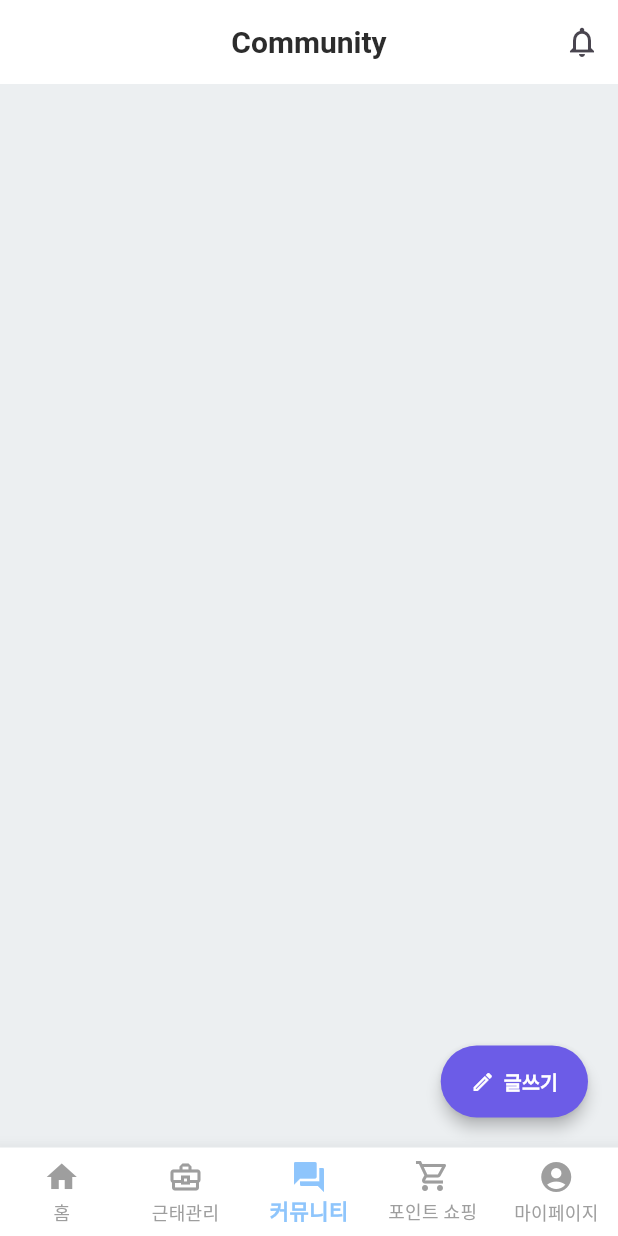
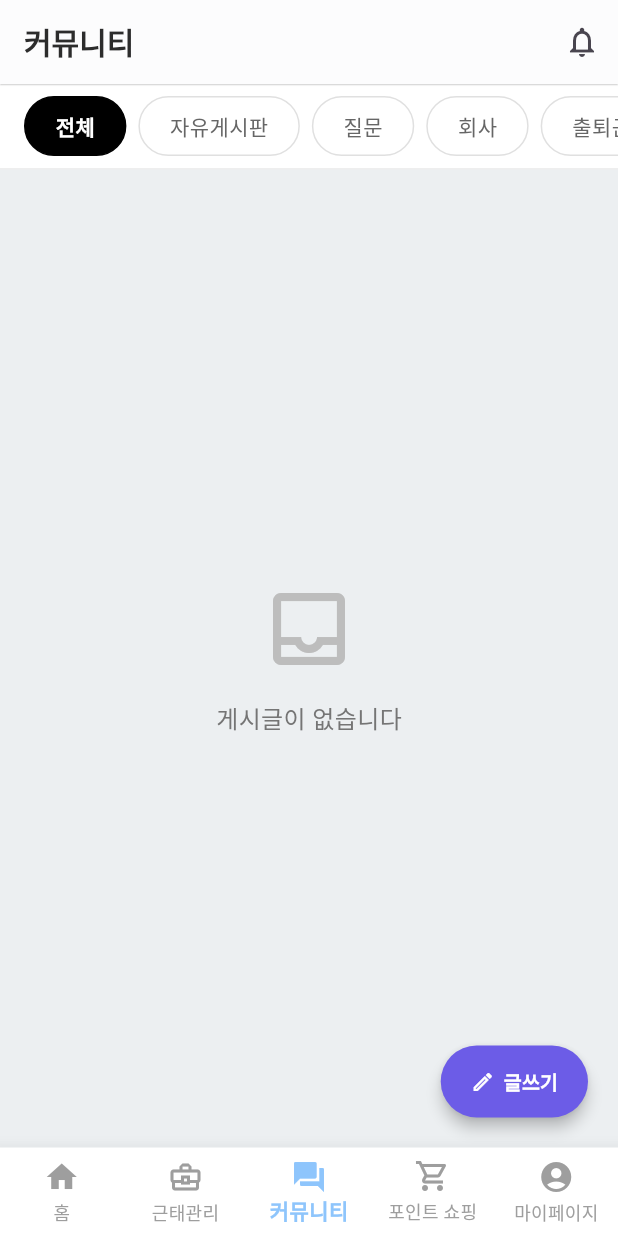
Before and after one commit to GangOn0215/commute_mate, a Flutter app: the CommunityScreen screen opened by its route, on a phone screen of 412 x 824 dp. Run offline on Flutter 3.47's test engine with Material 3 defaults, Android fonts, the phone set to English and light mode, and no system bars; our stand-ins replace dio, fl_chart, flutter_dotenv, fluttertoast, go_router, image_picker and 5 more; missing offline and left inert: kakao_flutter_sdk, photo_manager; accounts and stored records are empty; network calls fail.

Commit message:
[ u ] 카테고리 한글로 변경, ui 변경, 상단 카테고리 추가

```diff
--- a/flutter-app/lib/screens/community/community_form.dart
+++ b/flutter-app/lib/screens/community/community_form.dart
@@ -17,14 +17,16 @@ class _CommunityFormState extends State<CommunityForm> {
   TextEditingController contentController = TextEditingController();
 
   final List<String> categories = [
-    'general',
-    'question',
-    'company',
-    'commute',
-    'cat',
+    '자유',
+    '질문',
+    '회사',
+    '출퇴근',
+    '일상',
+    '고양이',
+    '공지사항',
   ];
 
-  String? selectedCategory;
+  String? selectedCategory = '자유';
 
   Future<void> submitPost() async {
     String title = titleController.text.trim();
--- a/flutter-app/lib/screens/community/community_screen.dart
+++ b/flutter-app/lib/screens/community/community_screen.dart
@@ -13,6 +13,18 @@ class CommunityScreen extends StatefulWidget {
 }
 
 class _CommunityScreenState extends State<CommunityScreen> {
+  String selectedCategory = '전체';
+  final List<String> categories = [
+    '전체',
+    '자유게시판',
+    '질문',
+    '회사',
+    '출퇴근',
+    '일상',
+    '고양이',
+    '공지사항',
+  ];
+
   @override
   void initState() {
     super.initState();
@@ -27,8 +39,8 @@ class _CommunityScreenState extends State<CommunityScreen> {
 
     return Scaffold(
       appBar: AppBar(
-        title: Text('Community'),
-        elevation: 0,
+        title: Text('커뮤니티'),
+        elevation: 0.4,
         backgroundColor: Colors.white,
         actions: [
           IconButton(
@@ -36,39 +48,149 @@ class _CommunityScreenState extends State<CommunityScreen> {
             icon: Icon(Icons.notifications_none_outlined),
           ),
         ],
+        centerTitle: false,
       ),
       body: Stack(
         children: [
-          // 기존 body 내용
-          Builder(
-            builder: (context) {
+          // ✅ 전체 레이아웃
+          Column(
+            children: [
+              // 카테고리 필터
+              _buildCategoryFilter(),
+              const Divider(height: 1, color: Color(0xFFEEEEEE)),
+
+              // 게시글 리스트
+              Expanded(child: _buildPostList(provider)),
+            ],
+          ),
+
+          // 글쓰기 버튼
+          Positioned(right: 20, bottom: 20, child: _buildWriteButton(context)),
+        ],
+      ),
+    );
+  }
+
+  Widget _buildCategoryFilter() {
+    return Container(
+      height: 56,
+      color: Colors.white,
+      child: ListView.separated(
+        padding: const EdgeInsets.symmetric(horizontal: 16, vertical: 8),
+        scrollDirection: Axis.horizontal, // 가로 스크롤
+        physics: BouncingScrollPhysics(), // 부드로운 스크롤
+        itemCount: categories.length,
+        separatorBuilder: (_, __) => const SizedBox(width: 8),
+        itemBuilder: (context, index) {
+          final category = categories[index];
+          final isSelected = category == selectedCategory;
+
+          return _buildCategoryChip(
+            label: category,
+            isSelected: isSelected,
+            onTap: () => setState(() => selectedCategory = category),
+          );
+        },
+      ),
+    );
+  }
+
+  Widget _buildCategoryChip({
+    required String label,
+    required bool isSelected,
+    required VoidCallback onTap,
+  }) {
+    return InkWell(
+      onTap: onTap,
+      borderRadius: BorderRadius.circular(20),
+      child: Container(
+        padding: const EdgeInsets.symmetric(horizontal: 20, vertical: 8),
+        decoration: BoxDecoration(
+          color: isSelected ? Colors.black : Colors.white,
+          borderRadius: BorderRadius.circular(20),
+          border: Border.all(
+            color: isSelected ? Colors.black : const Color(0xFFE0E0E0),
+            width: 1,
+          ),
+        ),
+        child: Center(
+          child: Text(
+            label,
+            style: TextStyle(
+              color: isSelected ? Colors.white : const Color(0xFF666666),
+              fontSize: 14,
+              fontWeight: isSelected ? FontWeight.w600 : FontWeight.w400,
+            ),
+          ),
+        ),
+      ),
+    );
+  }
+
+  Widget _buildPostList(PostProvider provider) {
     if (provider.isLoading) {
       return ListView.builder(
         itemCount: 5,
         itemBuilder: (_, __) => PostCardSkeleton(),
       );
-              } else if (provider.error != null) {
-                return Center(child: Text('Error: ${provider.error}'));
-              } else {
+    }
+
+    if (provider.error != null) {
+      return Center(
+        child: Column(
+          mainAxisAlignment: MainAxisAlignment.center,
+          children: [
+            Icon(Icons.error_outline, size: 64, color: Colors.red[300]),
+            SizedBox(height: 16),
+            Text('Error: ${provider.error}'),
+            SizedBox(height: 16),
+            ElevatedButton(
+              onPressed: provider.fetchPosts,
+              child: Text('다시 시도'),
+            ),
+          ],
+        ),
+      );
+    }
+
+    // 카테고리 필터링
+    final filteredPosts = selectedCategory == '전체'
+        ? provider.posts
+        : provider.posts
+              .where((post) => post.category == selectedCategory)
+              .toList();
+
+    if (filteredPosts.isEmpty) {
+      return Center(
+        child: Column(
+          mainAxisAlignment: MainAxisAlignment.center,
+          children: [
+            Icon(Icons.inbox_outlined, size: 64, color: Colors.grey[400]),
+            SizedBox(height: 16),
+            Text(
+              '게시글이 없습니다',
+              style: TextStyle(color: Colors.grey[600], fontSize: 16),
+            ),
+          ],
+        ),
+      );
+    }
+
     return RefreshIndicator(
       onRefresh: provider.refreshPosts,
-                  child: ListView.builder(
-                    itemCount: provider.posts.length,
+      child: ListView.separated(
+        itemCount: filteredPosts.length,
+        separatorBuilder: (context, index) =>
+            const Divider(height: 1, thickness: 1, color: Color(0xFFE0E0E0)),
         itemBuilder: (context, index) {
-                      final post = provider.posts[index];
-                      return PostCard(post: post);
+          return PostCard(post: filteredPosts[index]);
         },
       ),
     );
   }
-            },
-          ),
 
-          // 글 쓰기 버튼
-          Positioned(
-            right: 20,
-            bottom: 20,
-            child: SizedBox(
+  Widget _buildWriteButton(BuildContext context) {
+    return SizedBox(
       height: 48,
       child: FloatingActionButton.extended(
         onPressed: () {
@@ -94,13 +216,7 @@ class _CommunityScreenState extends State<CommunityScreen> {
             ),
           ],
         ),
-                shape: RoundedRectangleBorder(
-                  borderRadius: BorderRadius.circular(24),
-                ),
-              ),
-            ),
-          ),
-        ],
+        shape: RoundedRectangleBorder(borderRadius: BorderRadius.circular(24)),
       ),
     );
   }
--- a/flutter-app/lib/widgets/community/post_card.dart
+++ b/flutter-app/lib/widgets/community/post_card.dart
@@ -1,7 +1,6 @@
 import 'package:commute_mate/models/post.dart';
 import 'package:commute_mate/screens/community/community_view.dart';
 import 'package:flutter/material.dart';
-import 'package:intl/intl.dart';
 
 class PostCard extends StatefulWidget {
   final Post post;
@@ -36,12 +35,12 @@ class _PostCardState extends State<PostCard> {
     final post = widget.post;
 
     return Padding(
-      padding: const EdgeInsets.all(16.0),
+      padding: const EdgeInsets.all(0.0),
       child: Container(
         padding: EdgeInsets.all(20.0),
         decoration: BoxDecoration(
           color: Colors.white,
-          borderRadius: BorderRadius.circular(20.0),
+          borderRadius: BorderRadius.circular(0.0),
           boxShadow: [
             BoxShadow(
               color: Colors.grey.withAlpha(16),
```
Lines whose indentation alone changed are shown as unchanged.
